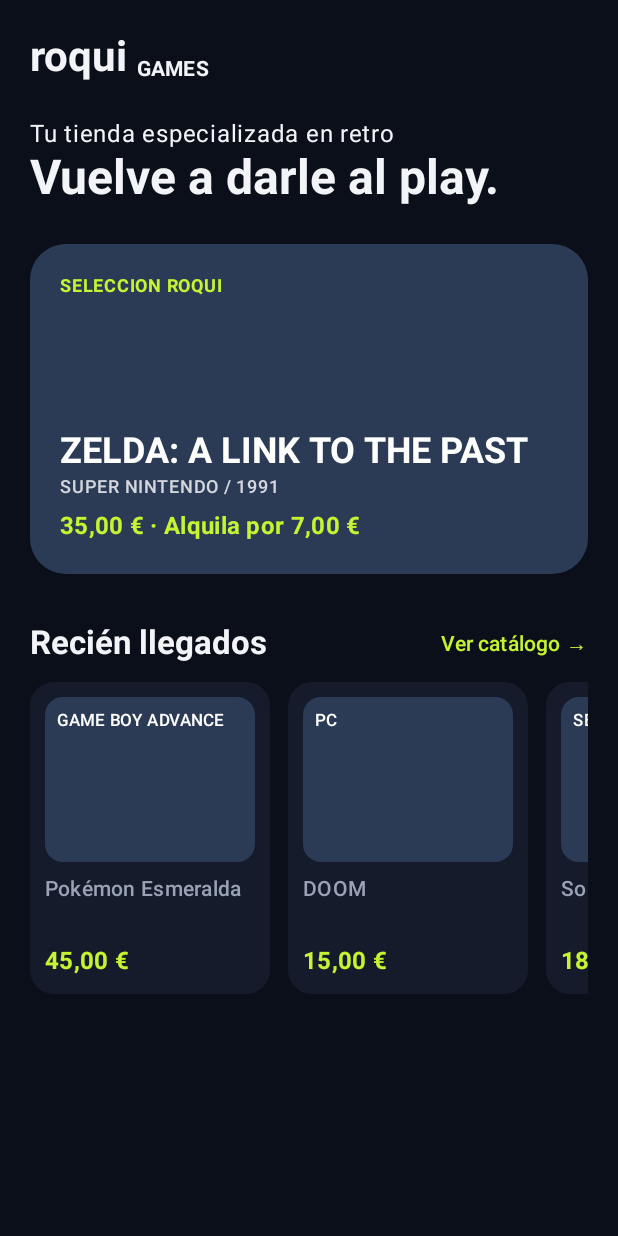
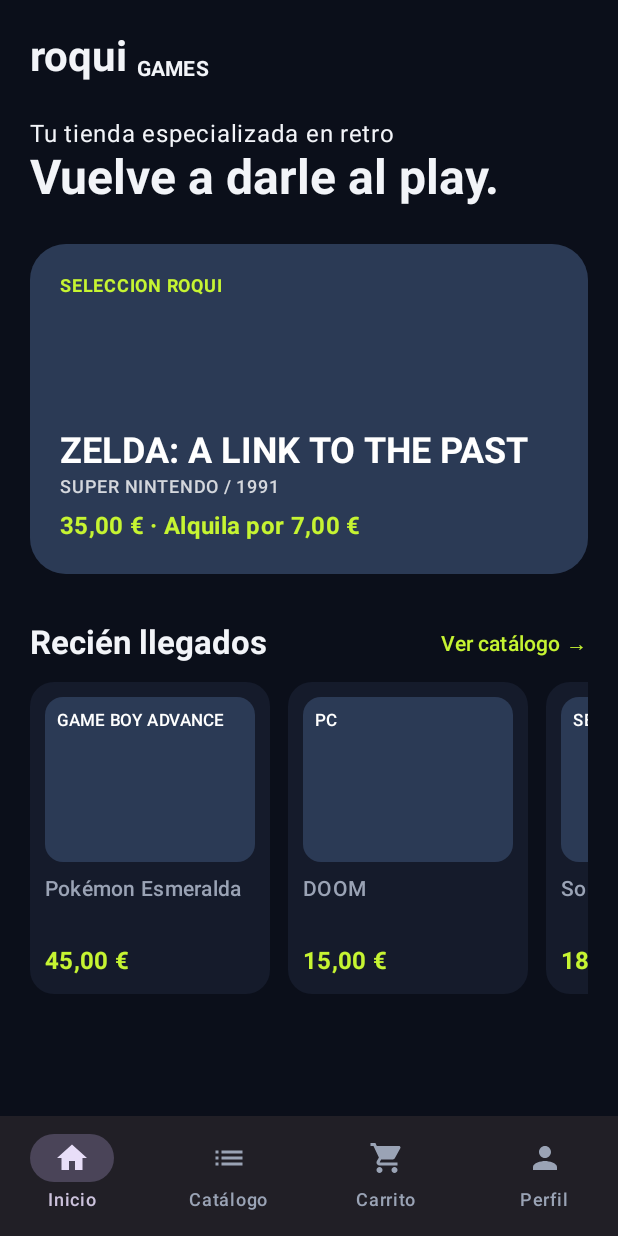
Before and after one commit to Adrian0519/RoquiGames, an Android app built with Jetpack Compose: the screen it shows after launch (MainActivity), on a phone screen of 412 x 824 dp. Run offline under Robolectric (Android 15) with nearby library versions, the phone set to English and light mode, and no system bars.

Commit message:
Navegacion

```diff
--- a/app/src/main/java/com/example/myapplication/MainActivity.kt
+++ b/app/src/main/java/com/example/myapplication/MainActivity.kt
@@ -11,6 +11,7 @@ import androidx.compose.material3.Text
 import androidx.compose.runtime.Composable
 import androidx.compose.ui.Modifier
 import androidx.compose.ui.tooling.preview.Preview
+import com.example.myapplication.navegacion.NavegacionPrincipal
 import com.example.myapplication.screens.InicioScreen
 import com.example.myapplication.ui.theme.MyApplicationTheme
 
@@ -20,9 +21,7 @@ class MainActivity : ComponentActivity() {
         enableEdgeToEdge()
         setContent {
             MyApplicationTheme {
-                Scaffold(modifier = Modifier.fillMaxSize()) { innerPadding ->
-                    InicioScreen(modifier = Modifier.padding(innerPadding))
-                }
+                NavegacionPrincipal()
             }
         }
     }
--- /dev/null
+++ b/app/src/main/java/com/example/myapplication/Navigation/NavegacionPrincipal.kt
@@ -0,0 +1,72 @@
+package com.example.myapplication.navegacion
+
+import androidx.compose.foundation.layout.padding
+import androidx.compose.material.icons.Icons
+import androidx.compose.material.icons.automirrored.filled.List
+import androidx.compose.material.icons.filled.Home
+import androidx.compose.material.icons.filled.Person
+import androidx.compose.material.icons.filled.ShoppingCart
+import androidx.compose.material3.Icon
+import androidx.compose.material3.NavigationBar
+import androidx.compose.material3.NavigationBarItem
+import androidx.compose.material3.Scaffold
+import androidx.compose.material3.Text
+import androidx.compose.runtime.Composable
+import androidx.compose.ui.Modifier
+import androidx.compose.ui.graphics.vector.ImageVector
+import androidx.navigation.NavGraph.Companion.findStartDestination
+import androidx.navigation.compose.NavHost
+import androidx.navigation.compose.composable
+import androidx.navigation.compose.currentBackStackEntryAsState
+import androidx.navigation.compose.rememberNavController
+import com.example.myapplication.screens.CarritoScreen
+import com.example.myapplication.screens.CatalogoScreen
+import com.example.myapplication.screens.InicioScreen
+import com.example.myapplication.screens.PerfilScreen
+
+data class Pestana(val ruta: String, val titulo: String, val icono: ImageVector)
+
+val pestanas = listOf(
+    Pestana("inicio", "Inicio", Icons.Filled.Home),
+    Pestana("catalogo", "Catálogo", Icons.AutoMirrored.Filled.List),
+    Pestana("carrito", "Carrito", Icons.Filled.ShoppingCart),
+    Pestana("perfil", "Perfil", Icons.Filled.Person)
+)
+
+@Composable
+fun NavegacionPrincipal() {
+    val navController = rememberNavController()
+    val rutaActual = navController.currentBackStackEntryAsState().value?.destination?.route
+
+    Scaffold(
+        bottomBar = {
+            NavigationBar {
+                pestanas.forEach { pestana ->
+                    NavigationBarItem(
+                        selected = rutaActual == pestana.ruta,
+                        onClick = {
+                            navController.navigate(pestana.ruta) {
+                                popUpTo(navController.graph.findStartDestination().id) { saveState = true }
+                                launchSingleTop = true
+                                restoreState = true
+                            }
+                        },
+                        icon = { Icon(pestana.icono, contentDescription = pestana.titulo) },
+                        label = { Text(pestana.titulo) }
+                    )
+                }
+            }
+        }
+    ) { innerPadding ->
+        NavHost(
+            navController = navController,
+            startDestination = "inicio",
+            modifier = Modifier.padding(innerPadding)
+        ) {
+            composable("inicio") { InicioScreen() }
+            composable("catalogo") { CatalogoScreen() }
+            composable("carrito") { CarritoScreen() }
+            composable("perfil") { PerfilScreen() }
+        }
+    }
+}
```
Also changed, not shown: app/src/main/java/com/example/myapplication/screens/CarritoScreen.kt (added, +15 -0 lines), app/src/main/java/com/example/myapplication/screens/CatalogoScreen.kt (added, +15 -0 lines), app/src/main/java/com/example/myapplication/screens/PerfilScreen.kt (added, +15 -0 lines).
